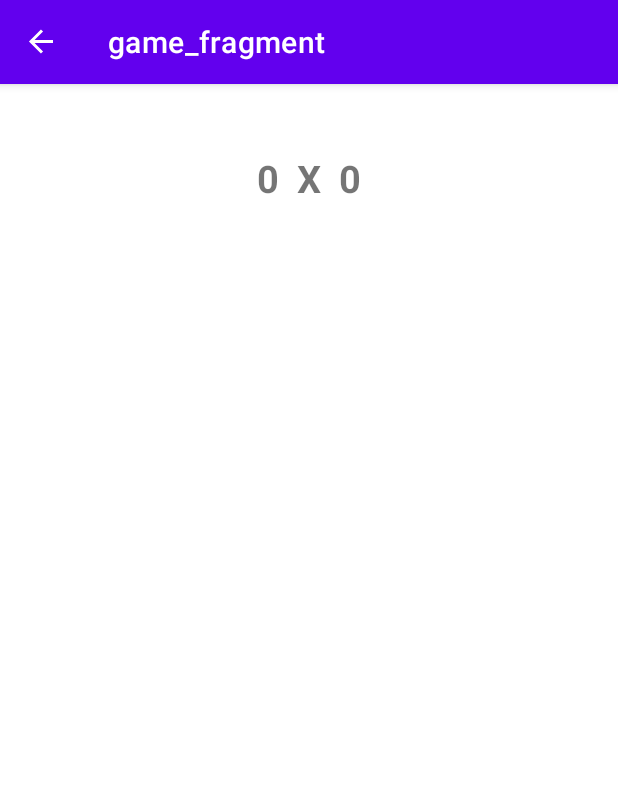
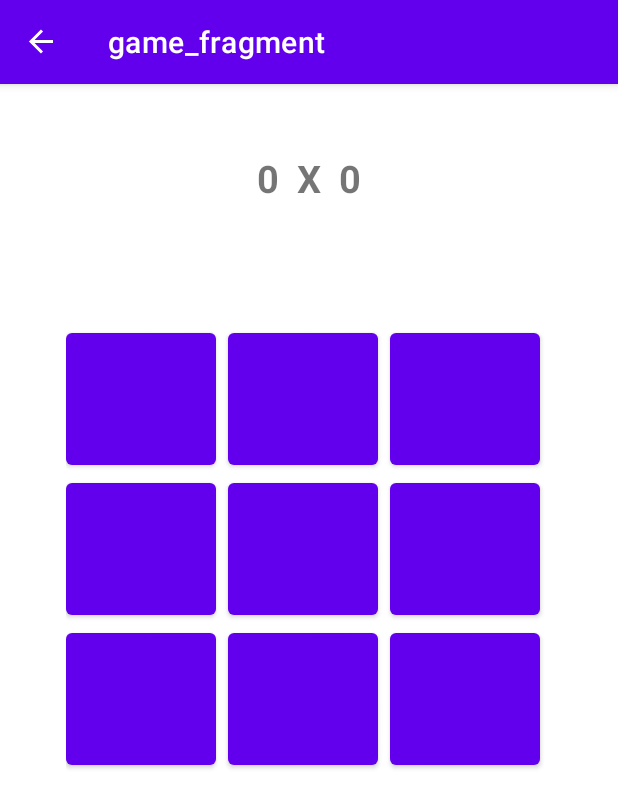
Before and after one commit to rafael-cagliari/tic_tac_toe_android, an Android app: the PlayerNameFragment screen opened through its navigation route, after a tap on "START GAME", on a phone screen of 412 x 824 dp. Shown: the top 808 px of the screen. Run offline under Robolectric (Android 15) with nearby library versions, the phone set to English and light mode, and no system bars; our stand-ins replace navigation-ui.

Commit message:
-added game cells layout -added logic for the game, increasing score (in case of win) and reseting the board for both winning and draw, also updating the UI

```diff
--- a/app/src/main/java/com/rafael/tictactoeapp/GameFragment.kt
+++ b/app/src/main/java/com/rafael/tictactoeapp/GameFragment.kt
@@ -1,9 +1,12 @@
 package com.rafael.tictactoeapp
 
+import android.graphics.Typeface
 import android.os.Bundle
+import android.util.Log
 import android.view.LayoutInflater
 import android.view.View
 import android.view.ViewGroup
+import android.widget.Toast
 import androidx.fragment.app.Fragment
 import androidx.lifecycle.Observer
 import androidx.lifecycle.ViewModelProvider
@@ -18,8 +21,8 @@ class GameFragment : Fragment() {
     var binding:GameFragmentBinding? = null
     override fun onCreate(savedInstanceState: Bundle?) {
         super.onCreate(savedInstanceState)
+    }
 
-    }
 
     override fun onCreateView(
         inflater: LayoutInflater, container: ViewGroup?,
@@ -30,6 +33,7 @@ class GameFragment : Fragment() {
         binding = fragmentBinding
         ticTacViewModel = ViewModelProvider(requireActivity()).get(TicTacViewModel::class.java)
         return fragmentBinding.root
+
     }
 
     override fun onViewCreated(view: View, savedInstanceState: Bundle?) {
@@ -37,6 +41,32 @@ class GameFragment : Fragment() {
         ticTacViewModel.players.observe(viewLifecycleOwner, Observer { binding!!.apply {
             scoreBoardPlayer1.text=ticTacViewModel.players.value?.get(0)?.name
             scoreBoardScores.text=" ${ticTacViewModel.players.value?.get(0)?.score}  X  ${ticTacViewModel.players.value?.get(1)?.score} "
-            scoreBoardPlayer2.text=ticTacViewModel.players.value?.get(1)?.name}})
+            scoreBoardPlayer2.text=ticTacViewModel.players.value?.get(1)?.name
+            if(ticTacViewModel.players.value?.get(0)?.moves?.size==0 && ticTacViewModel.players.value?.get(1)?.moves?.size==0) clearCells()}
+           })
+
+
+        binding?.a1?.setOnClickListener { if(binding!!.a1.text =="") {ticTacViewModel.addToMovesList("a1"); binding!!.a1.text=ticTacViewModel.setCell()};ticTacViewModel.checkWin()}
+        binding?.a2?.setOnClickListener { if(binding!!.a2.text =="") {ticTacViewModel.addToMovesList("a2"); binding!!.a2.text=ticTacViewModel.setCell()};ticTacViewModel.checkWin()}
+        binding?.a3?.setOnClickListener { if(binding!!.a3.text =="") {ticTacViewModel.addToMovesList("a3"); binding!!.a3.text=ticTacViewModel.setCell()};ticTacViewModel.checkWin()}
+        binding?.b1?.setOnClickListener { if(binding!!.b1.text =="") {ticTacViewModel.addToMovesList("b1"); binding!!.b1.text=ticTacViewModel.setCell()};ticTacViewModel.checkWin()}
+        binding?.b2?.setOnClickListener { if(binding!!.b2.text =="") {ticTacViewModel.addToMovesList("b2"); binding!!.b2.text=ticTacViewModel.setCell()};ticTacViewModel.checkWin()}
+        binding?.b3?.setOnClickListener { if(binding!!.b3.text =="") {ticTacViewModel.addToMovesList("b3");binding!!.b3.text=ticTacViewModel.setCell()};ticTacViewModel.checkWin()}
+        binding?.c1?.setOnClickListener { if(binding!!.c1.text =="") {ticTacViewModel.addToMovesList("c1"); binding!!.c1.text=ticTacViewModel.setCell()};ticTacViewModel.checkWin()}
+        binding?.c2?.setOnClickListener { if(binding!!.c2.text =="") {ticTacViewModel.addToMovesList("c2"); binding!!.c2.text=ticTacViewModel.setCell()};ticTacViewModel.checkWin()}
+        binding?.c3?.setOnClickListener { if(binding!!.c3.text =="") {ticTacViewModel.addToMovesList("c3"); binding!!.c3.text=ticTacViewModel.setCell()};ticTacViewModel.checkWin()}
+
+        }
+
+    fun clearCells(){
+        binding?.a1?.text=""
+        binding?.a2?.text=""
+        binding?.a3?.text=""
+        binding?.b1?.text=""
+        binding?.b2?.text=""
+        binding?.b3?.text=""
+        binding?.c1?.text=""
+        binding?.c2?.text=""
+        binding?.c3?.text=""
     }
-}
+    }
--- a/app/src/main/java/com/rafael/tictactoeapp/model/Player.kt
+++ b/app/src/main/java/com/rafael/tictactoeapp/model/Player.kt
@@ -1,4 +1,5 @@
 package com.rafael.tictactoeapp.model
 
-data class Player(val name:String, val score:Int){
+data class Player(val name:String, var score:Int){
+    var moves: MutableList<String> = mutableListOf()
 }
--- a/app/src/main/res/layout/game_fragment.xml
+++ b/app/src/main/res/layout/game_fragment.xml
@@ -9,8 +9,9 @@
 
 
     <androidx.constraintlayout.widget.ConstraintLayout
+        android:id="@+id/constraintLayout"
+
         android:layout_width="wrap_content"
-
         android:layout_height="wrap_content"
         android:layout_marginTop="45dp"
         app:layout_constraintEnd_toEndOf="parent"
@@ -43,4 +44,50 @@
             tools:ignore="MissingConstraints" />
     </androidx.constraintlayout.widget.ConstraintLayout>
 
+    <LinearLayout
+        android:id="@+id/linearLayout2"
+        android:layout_width="wrap_content"
+        android:layout_height="wrap_content"
+        android:layout_marginTop="80dp"
+        app:layout_constraintEnd_toEndOf="parent"
+        app:layout_constraintStart_toStartOf="parent"
+        app:layout_constraintTop_toBottomOf="@+id/constraintLayout">
+
+        <Button style="@style/cell" android:id="@+id/a1"></Button>
+
+        <Button style="@style/cell" android:id="@+id/b1"></Button>
+
+        <Button style="@style/cell" android:id="@+id/c1"></Button>
+
+    </LinearLayout>
+
+    <LinearLayout
+        android:id="@+id/linearLayout3"
+        android:layout_width="wrap_content"
+        android:layout_height="wrap_content"
+        app:layout_constraintEnd_toEndOf="parent"
+        app:layout_constraintStart_toStartOf="parent"
+        app:layout_constraintTop_toBottomOf="@+id/linearLayout2">
+
+        <Button style="@style/cell"  android:id="@+id/a2"></Button>
+
+        <Button style="@style/cell" android:id="@+id/b2"></Button>
+
+        <Button style="@style/cell" android:id="@+id/c2"></Button>
+    </LinearLayout>
+
+    <LinearLayout
+        android:layout_width="wrap_content"
+        android:layout_height="wrap_content"
+        app:layout_constraintEnd_toEndOf="parent"
+        app:layout_constraintStart_toStartOf="parent"
+        app:layout_constraintTop_toBottomOf="@+id/linearLayout3">
+
+        <Button style="@style/cell" android:id="@+id/a3"></Button>
+
+        <Button style="@style/cell" android:id="@+id/b3"></Button>
+
+        <Button style="@style/cell" android:id="@+id/c3"></Button>
+    </LinearLayout>
+
 </androidx.constraintlayout.widget.ConstraintLayout>
--- a/app/src/main/res/values/styles.xml
+++ b/app/src/main/res/values/styles.xml
@@ -20,4 +20,10 @@
         <item name="android:textStyle">bold</item>
         <item name="android:layout_height">wrap_content</item>
     </style>
+
+    <style name="cell">
+        <item name="android:layout_width">100sp</item>
+        <item name="android:layout_marginRight">8dp</item>
+        <item name="android:layout_height">100sp</item>
+    </style>
 </resources>
```
Also changed, not shown: app/src/main/java/com/rafael/tictactoeapp/viewmodel/TicTacViewModel.kt (+86 -4 lines).
